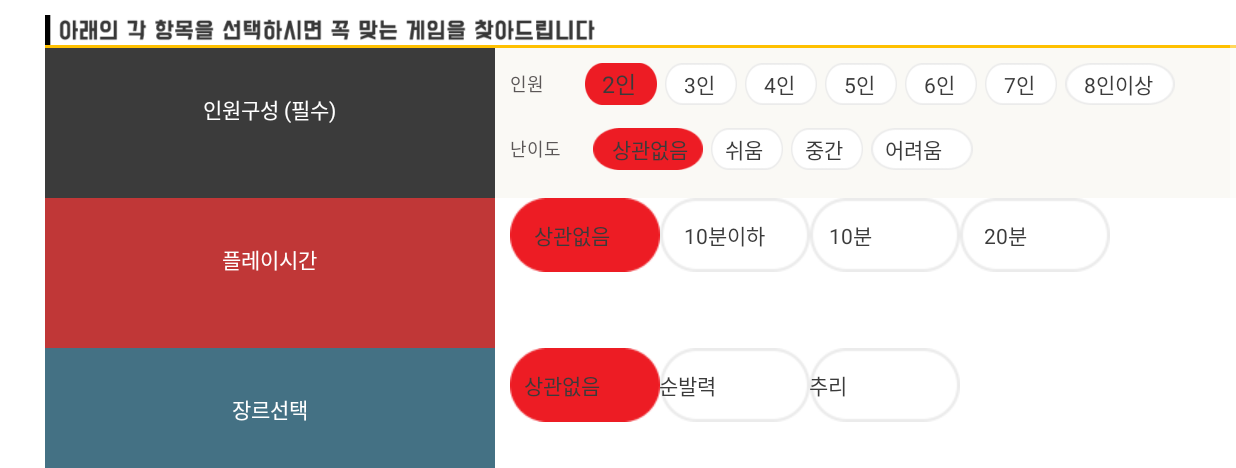
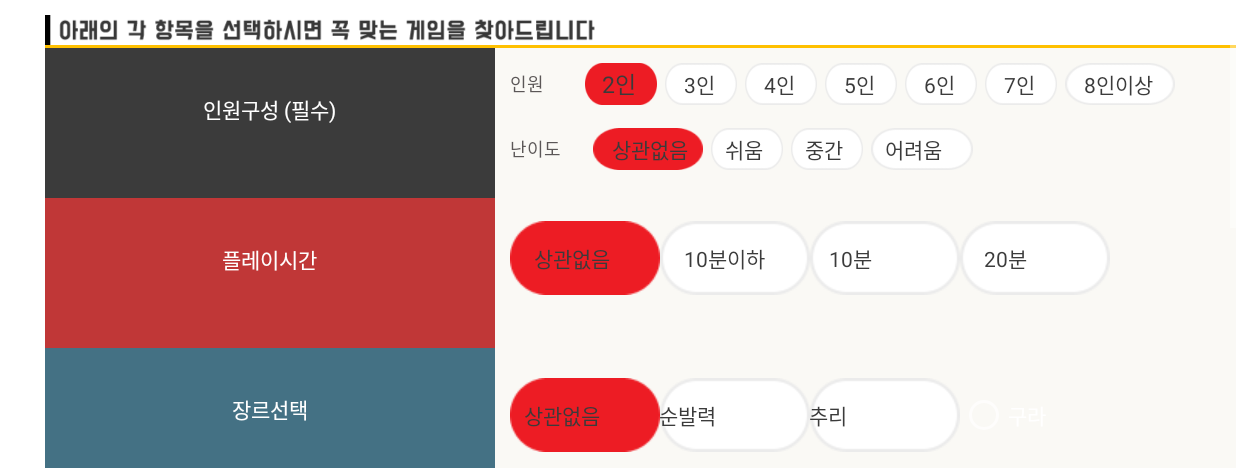
Before and after one commit to chiopasta/funny, an Android app: the SearchActivity screen opened directly, with no data from a screen before it, on a phone screen of 824 x 412 dp (held sideways), the part 150-618 px from its top. Run offline under Robolectric (Android 15) with nearby library versions, the phone set to English and light mode, and no system bars; our stand-ins replace Room's generated code.

Commit message:
search header 조금수정

```diff
--- a/app/src/main/java/com/bitxflow/funny/biz/recommend/RecommendActivity.kt
+++ b/app/src/main/java/com/bitxflow/funny/biz/recommend/RecommendActivity.kt
@@ -25,7 +25,6 @@ class RecommendActivity : AppCompatActivity() {
         val addRunnable = Runnable {
 
             val games : List<GameDB>? = gameDatabase?.gameDao()?.getGames()
-            Log.d("bitx_log","games::" + games)
             if(games!!.isNotEmpty())
             {
                 for(item in games)
@@ -69,15 +68,12 @@ class RecommendActivity : AppCompatActivity() {
                     }
                     game.people = numbers.toIntArray()
                     gameList.add(game)
-                    Log.d("bitx_log","game: " + game)
                 }
             }
             var search_gameList : List<Game>
-            Log.d("bitx_log","gameList: " + gameList)
 
             search_gameList = gameList.filter{it.recommend!!.equals("추천")}
 
-            Log.d("bitx_log","search_gameList: " + search_gameList)
             var searchedList : ArrayList<Game> = ArrayList()
             searchedList.addAll(search_gameList)
             val adapter = GameListAdapter(applicationContext , searchedList)
--- a/app/src/main/java/com/bitxflow/funny/biz/search/SearchActivity.kt
+++ b/app/src/main/java/com/bitxflow/funny/biz/search/SearchActivity.kt
@@ -38,7 +38,6 @@ class SearchActivity : AppCompatActivity() {
         val addRunnable = Runnable {
 
             val games : List<GameDB>? = gameDatabase?.gameDao()?.getGames()
-            Log.d("bitx_log","games::" + games)
             if(games!!.isNotEmpty())
             {
                 for(item in games)
@@ -144,11 +143,9 @@ class SearchActivity : AppCompatActivity() {
 
                 if(!level.isNullOrBlank()) {
                     search_gameList = search_gameList.filter { it.level!!.contains(level) }
-                    Log.d("bitx_log","level in")
                 }
                 if(!type.isNullOrBlank()) {
                     search_gameList = search_gameList.filter { it.type.contains(type) }
-                    Log.d("bitx_log","type in")
                 }
                 var searchedList : ArrayList<Game> = ArrayList()
                 searchedList.addAll(search_gameList)
--- a/app/src/main/res/layout/search_header.xml
+++ b/app/src/main/res/layout/search_header.xml
@@ -256,7 +256,12 @@
 
         </RelativeLayout>
 
+        <RelativeLayout
+            android:background="#faf9f5"
+            android:layout_width="match_parent"
+            android:layout_height="match_parent">
             <RadioGroup
+                android:layout_marginTop="15dp"
                 android:id="@+id/time_rg"
                 android:layout_width="match_parent"
                 android:layout_height="wrap_content"
@@ -300,7 +305,7 @@
                     android:text="     20분"
                     android:textColor="#3b3b3b"></RadioButton>
             </RadioGroup>
-
+        </RelativeLayout>
     </LinearLayout>
 
     <LinearLayout
@@ -326,7 +331,12 @@
 
         </RelativeLayout>
 
+        <RelativeLayout
+            android:background="#faf9f5"
+            android:layout_width="match_parent"
+            android:layout_height="match_parent">
             <RadioGroup
+                android:layout_marginTop="20dp"
                 android:id="@+id/type_rg"
                 android:layout_width="match_parent"
                 android:layout_height="wrap_content"
@@ -367,6 +377,7 @@
                     android:layout_height="wrap_content"
                     android:text="구라"></RadioButton>
             </RadioGroup>
+        </RelativeLayout>
 
     </LinearLayout>
 
```
Also changed, not shown: app/src/main/java/com/bitxflow/funny/MainActivity.kt (+0 -13 lines). Lines whose indentation alone changed are shown as unchanged.
